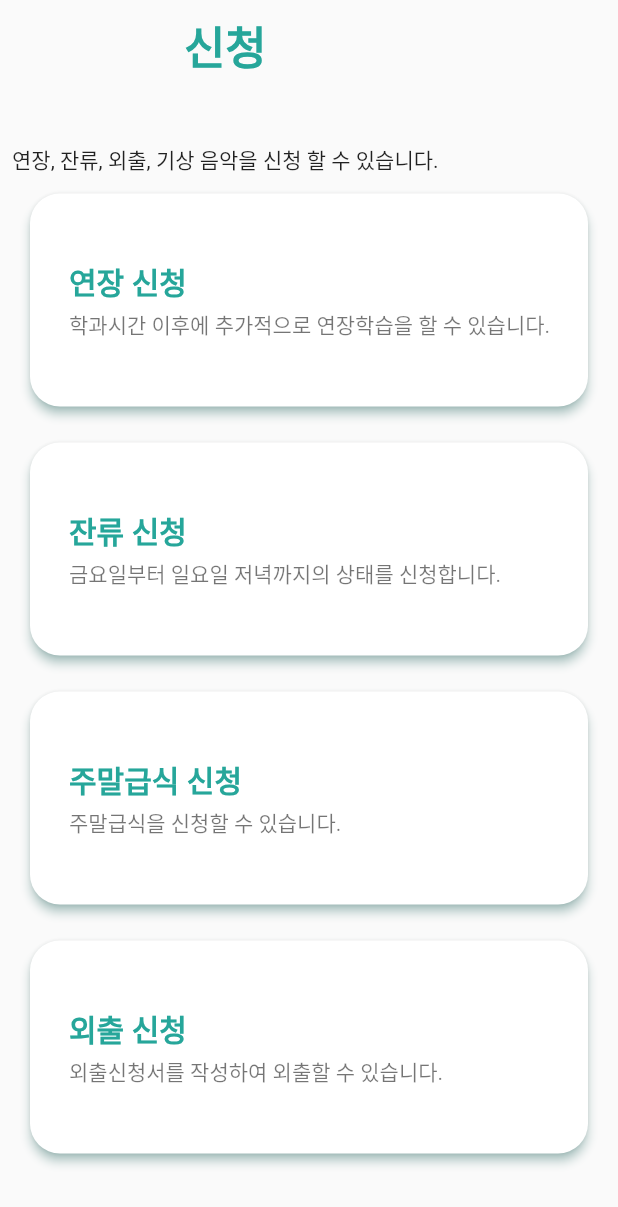
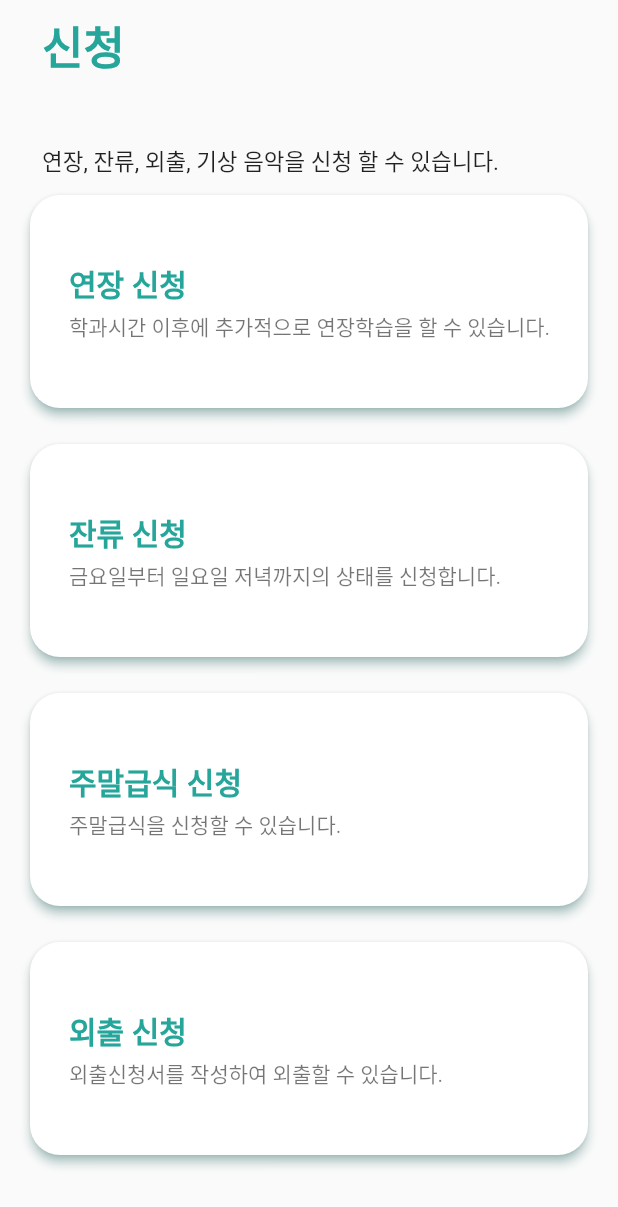
Before and after one commit to Yoochanhong/Clone_Coding, a Flutter app: the SignUp widget shown alone on an empty page, opened directly, on a phone screen of 412 x 824 dp. Shown: the top 1207 px of the screen. Run offline on Flutter 3.47's test engine with Material 2 defaults, Android fonts, the phone set to English and light mode, and no system bars.

```diff
--- a/clonecoding_dms/lib/signup/signUp.dart
+++ b/clonecoding_dms/lib/signup/signUp.dart
@@ -18,7 +18,10 @@ class SignUp extends StatelessWidget {
               children: [
                 Row(
                   children: [
-                    Column(
+                    Padding(
+                      padding: const EdgeInsets.only(left: 20.0),
+                      child: Column(
+                        crossAxisAlignment: CrossAxisAlignment.start,
                         children: [
                           Text(
                             '신청\n',
@@ -27,10 +30,15 @@ class SignUp extends StatelessWidget {
                                 fontSize: 30.0,
                                 fontWeight: FontWeight.bold),
                           ),
-                        Text('연장, 잔류, 외출, 기상 음악을 신청 할 수 있습니다.'),
+                          Text(
+                            '연장, 잔류, 외출, 기상 음악을 신청 할 수 있습니다.',
+                            style: TextStyle(
+                              fontSize: 15.0,
+                            ),
+                          ),
                         ],
                       ),
-
+                    ),
                   ],
                 ),
                 signupButton('연장 신청', '학과시간 이후에 추가적으로 연장학습을 할 수 있습니다.'),
```
Lines whose indentation alone changed are shown as unchanged.
